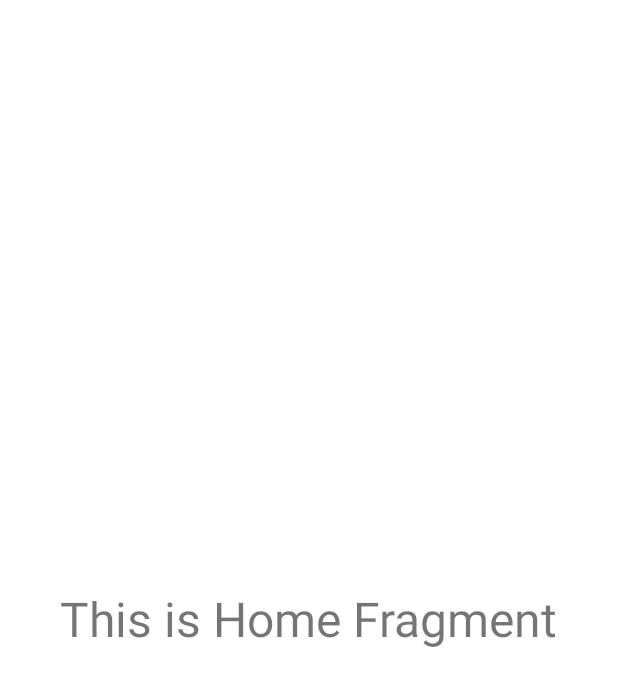
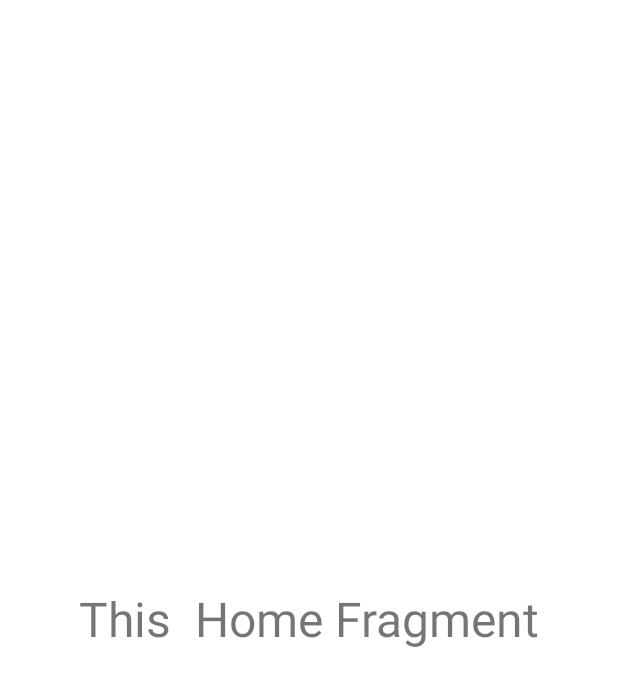
Before and after one commit to seanghak168/Midterm, an Android app: the layout fragment_home.xml on its own in the app's theme, with its tools: preview values and no code run, on a phone screen of 412 x 824 dp. Shown: the top 686 px of the screen. Run offline under Robolectric (Android 15) with nearby library versions, the phone set to English and light mode, and no system bars.

Commit message:
Commit fragmenthome

```diff
--- a/app/src/main/res/layout/fragment_home.xml
+++ b/app/src/main/res/layout/fragment_home.xml
@@ -18,7 +18,7 @@
             android:layout_width="wrap_content"
             android:layout_height="wrap_content"
             android:layout_gravity="center"
-            android:text="This is Home Fragment"
+            android:text="This  Home Fragment"
             android:textSize="32dp"
             app:layout_constraintBottom_toBottomOf="parent"
             app:layout_constraintEnd_toEndOf="parent"
```
